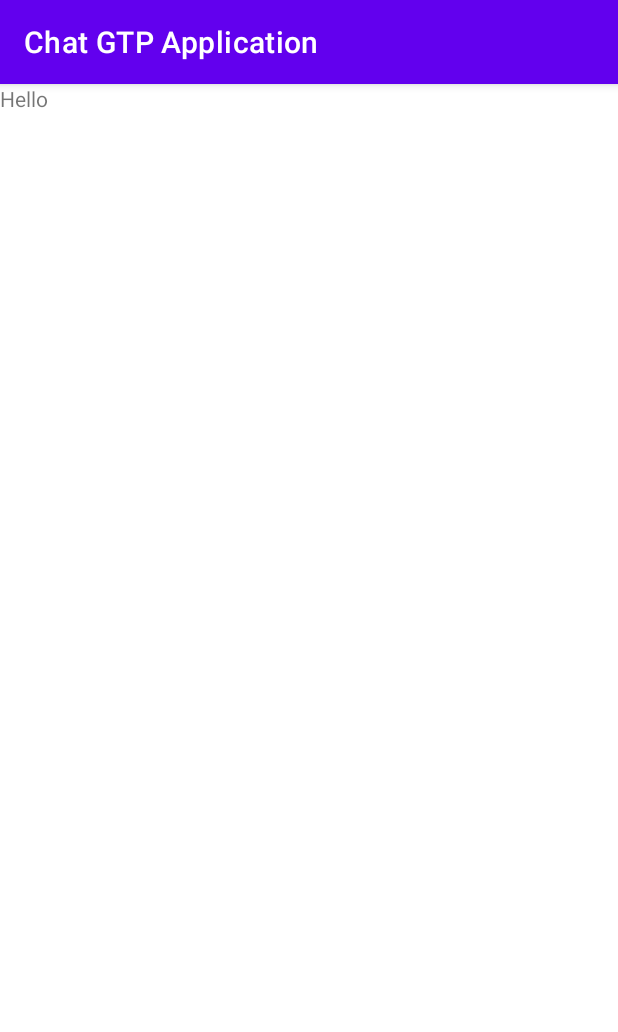
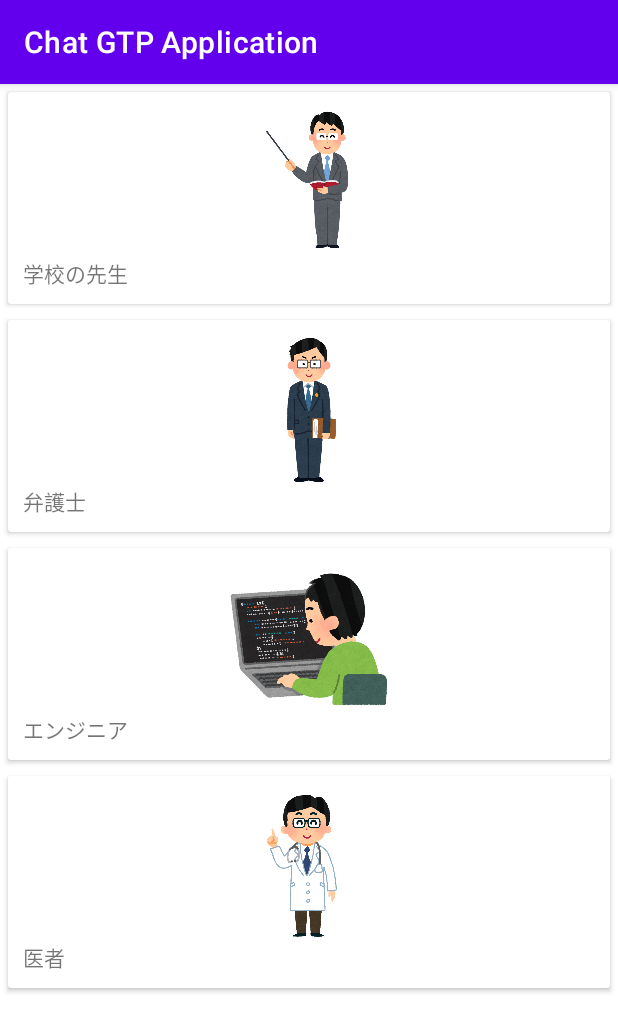
Before and after one commit to YamazakiYusuke/ChatGPTApplication, an Android app: the fragment SelectExpertFragment placed in its activity, on a phone screen of 412 x 824 dp. Shown: the top 1032 px of the screen. Run offline under Robolectric (Android 15) with nearby library versions, the phone set to English and light mode, and no system bars; our stand-ins replace data binding.

Commit message:
SelectExpertFragmentを作成

```diff
--- /dev/null
+++ b/app/src/main/java/com/example/chatgptapplication/adapters/ExpertAdapter.kt
@@ -0,0 +1,44 @@
+package com.example.chatgptapplication.adapters
+
+import android.content.Context
+import android.view.LayoutInflater
+import android.view.View
+import android.view.ViewGroup
+import android.widget.ImageView
+import android.widget.TextView
+import androidx.recyclerview.widget.RecyclerView
+import com.example.chatgptapplication.R
+import com.example.chatgptapplication.enums.Expert
+
+
+class ExpertAdapter(private val context: Context) :
+    RecyclerView.Adapter<ExpertAdapter.ViewHolder>() {
+
+    private val expertList = Expert.values()
+
+    class ViewHolder(view: View) : RecyclerView.ViewHolder(view) {
+        val expertImage: ImageView
+        val expertTitle: TextView
+
+        init {
+            expertImage = view.findViewById(R.id.expertImage)
+            expertTitle = view.findViewById(R.id.expertTitle)
+        }
+    }
+
+    override fun onCreateViewHolder(viewGroup: ViewGroup, viewType: Int): ViewHolder {
+        val view: View = LayoutInflater.from(viewGroup.context)
+            .inflate(R.layout.expert_card_item, viewGroup, false)
+        return ViewHolder(view)
+    }
+
+    override fun onBindViewHolder(viewHolder: ViewHolder, position: Int) {
+        val expert = expertList[position]
+        viewHolder.expertImage.setImageResource(expert.imageId)
+        viewHolder.expertTitle.text = context.getString(expert.titleId)
+    }
+
+    override fun getItemCount(): Int {
+        return expertList.size
+    }
+}
--- /dev/null
+++ b/app/src/main/java/com/example/chatgptapplication/enums/Expert.kt
@@ -0,0 +1,10 @@
+package com.example.chatgptapplication.enums
+
+import com.example.chatgptapplication.R
+
+enum class Expert(val imageId: Int, val titleId: Int) {
+    SCHOOL_TEACHER(R.drawable.school_teacher, R.string.school_teacher),
+    LAWYER(R.drawable.lawyer, R.string.lawyer),
+    SOFTWARE_ENGINEER(R.drawable.software_engineer, R.string.software_engineer),
+    DOCTOR(R.drawable.doctor, R.string.doctor)
+}
--- a/app/src/main/java/com/example/chatgptapplication/fragment/SelectExpertFragment.kt
+++ b/app/src/main/java/com/example/chatgptapplication/fragment/SelectExpertFragment.kt
@@ -5,6 +5,8 @@ import androidx.fragment.app.Fragment
 import android.view.LayoutInflater
 import android.view.View
 import android.view.ViewGroup
+import androidx.recyclerview.widget.LinearLayoutManager
+import com.example.chatgptapplication.adapters.ExpertAdapter
 import com.example.chatgptapplication.databinding.FragmentSelectExpertBinding
 import com.example.chatgptapplication.viewmodels.SelectExpertViewModel
 
@@ -18,6 +20,16 @@ class SelectExpertFragment : Fragment() {
         savedInstanceState: Bundle?
     ): View {
         binding = FragmentSelectExpertBinding.inflate(inflater, container, false)
+        setRecyclerView()
         return binding.root
     }
+
+    private fun setRecyclerView() {
+        val recyclerView = binding.recyclerView
+        recyclerView.setHasFixedSize(true)
+        val layoutManager = LinearLayoutManager(requireContext())
+        recyclerView.layoutManager = layoutManager
+        val adapter = ExpertAdapter(requireContext())
+        recyclerView.adapter = adapter
+    }
 }
--- /dev/null
+++ b/app/src/main/res/layout/expert_card_item.xml
@@ -0,0 +1,24 @@
+<?xml version="1.0" encoding="utf-8"?>
+<androidx.cardview.widget.CardView
+    xmlns:android="http://schemas.android.com/apk/res/android"
+    android:layout_width="match_parent"
+    android:layout_height="wrap_content"
+    android:layout_margin="5dp">
+
+    <LinearLayout
+        android:layout_width="match_parent"
+        android:layout_height="wrap_content"
+        android:orientation="vertical"
+        android:padding="10dp">
+
+        <ImageView
+            android:id="@+id/expertImage"
+            android:layout_width="match_parent"
+            android:layout_height="100dp" />
+
+        <TextView
+            android:id="@+id/expertTitle"
+            android:layout_width="match_parent"
+            android:layout_height="wrap_content" />
+    </LinearLayout>
+</androidx.cardview.widget.CardView>
--- a/app/src/main/res/layout/fragment_select_expert.xml
+++ b/app/src/main/res/layout/fragment_select_expert.xml
@@ -1,20 +1,24 @@
 <?xml version="1.0" encoding="utf-8"?>
-<layout xmlns:android="http://schemas.android.com/apk/res/android"
-    xmlns:tools="http://schemas.android.com/tools">
+<layout xmlns:android="http://schemas.android.com/apk/res/android">
 
     <data>
 
     </data>
 
-    <FrameLayout
+    <androidx.constraintlayout.widget.ConstraintLayout
+        xmlns:app="http://schemas.android.com/apk/res-auto"
         android:layout_width="match_parent"
-        android:layout_height="match_parent"
-        tools:context=".fragment.SelectExpertFragment">
+        android:layout_height="match_parent" >
 
-        <TextView
+        <!-- A RecyclerView with some commonly used attributes -->
+        <androidx.recyclerview.widget.RecyclerView
+            android:id="@+id/recyclerView"
             android:layout_width="match_parent"
             android:layout_height="match_parent"
-            android:text="Hello" />
+            app:layout_constraintBottom_toBottomOf="parent"
+            app:layout_constraintLeft_toLeftOf="parent"
+            app:layout_constraintRight_toRightOf="parent"
+            app:layout_constraintTop_toTopOf="parent" />
 
-    </FrameLayout>
+    </androidx.constraintlayout.widget.ConstraintLayout>
 </layout>
--- a/app/src/main/res/values/strings.xml
+++ b/app/src/main/res/values/strings.xml
@@ -3,6 +3,8 @@
     <string name="set_api_key">APIキーをセットしてください。</string>
     <string name="api_key_hint">APIキー取得方法について</string>
     <string name="check_and_set_api_key_hint">チェック＆セット</string>
-    <!-- TODO: Remove or change this placeholder text -->
-    <string name="hello_blank_fragment">Hello blank fragment</string>
+    <string name="school_teacher">学校の先生</string>
+    <string name="lawyer">弁護士</string>
+    <string name="software_engineer">エンジニア</string>
+    <string name="doctor">医者</string>
 </resources>
```
Also changed, not shown: app/src/main/res/drawable/doctor.png (added), app/src/main/res/drawable/lawyer.png (added), app/src/main/res/drawable/school_teacher.png (added), app/src/main/res/drawable/software_engineer.png (added).
